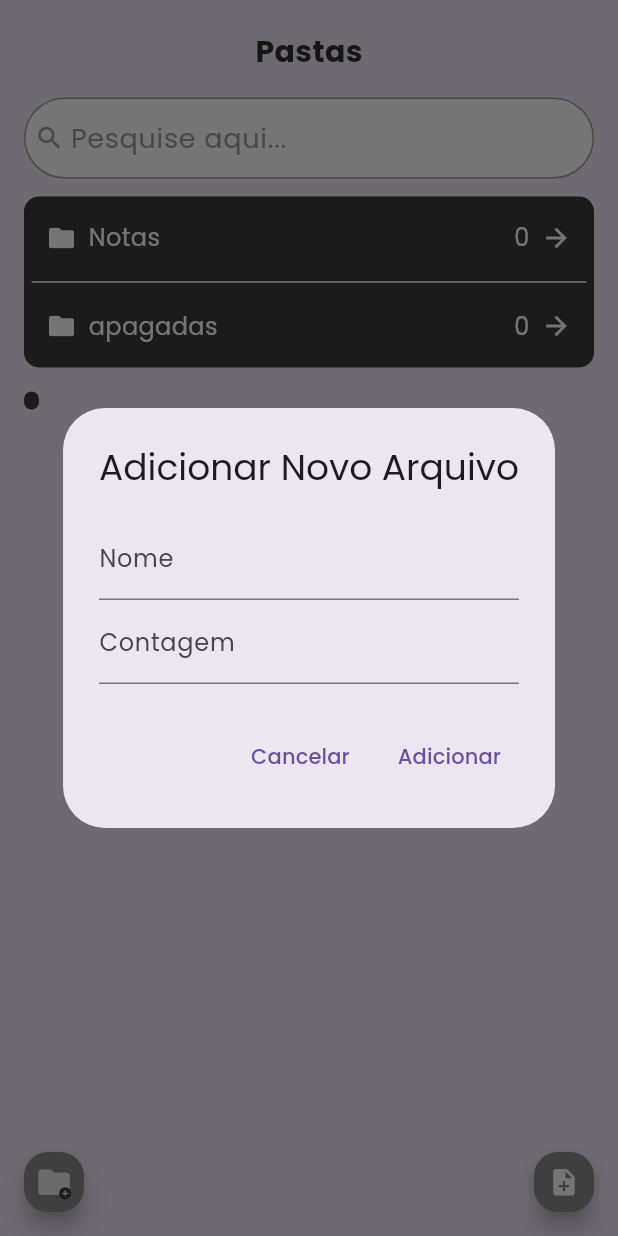
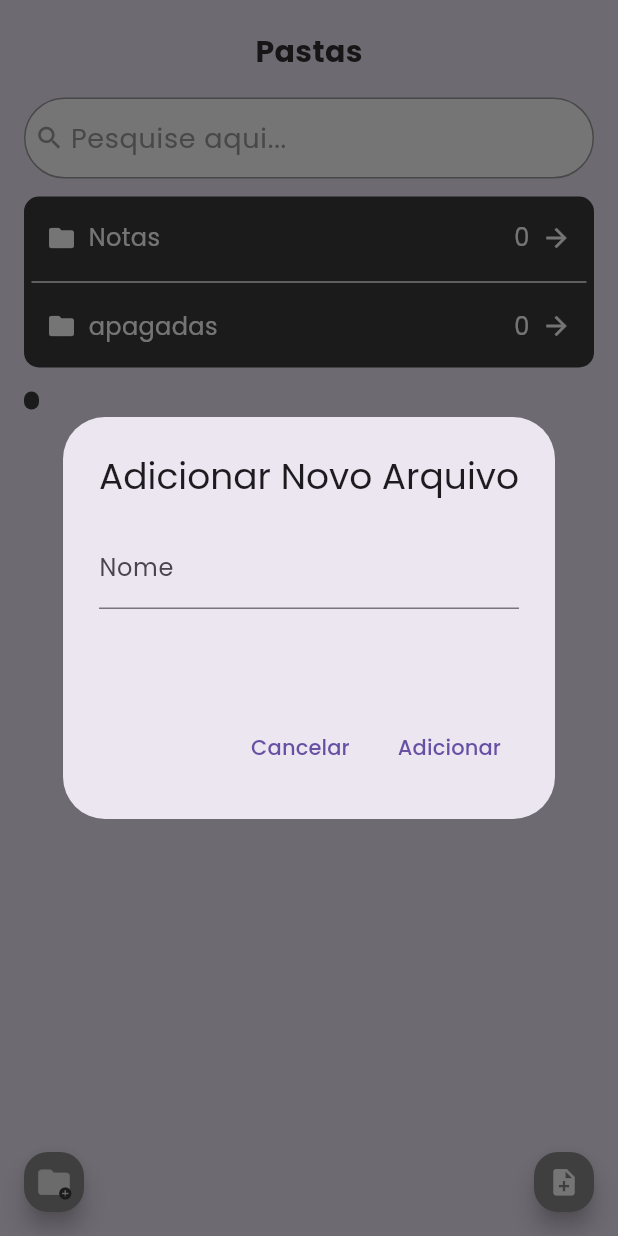
Before and after one commit to DOAgustavo/DOAnotes, a Flutter app: the screen it shows after launch, after a tap on the "folder" icon, on a phone screen of 412 x 824 dp. Run offline on Flutter 3.47's test engine with Material 3 defaults, Android fonts, the phone set to English and light mode, and no system bars; our stand-ins replace google_fonts.

Commit message:
alterando o tamanho do Showdialog

```diff
--- a/lib/widgets/button/add_file_button.dart
+++ b/lib/widgets/button/add_file_button.dart
@@ -7,7 +7,6 @@ class BotaoAdicionarArquivo extends StatelessWidget {
   BotaoAdicionarArquivo({required this.onAdd});
 
   final TextEditingController _nameController = TextEditingController();
-  final TextEditingController _countController = TextEditingController();
 
   @override
   Widget build(BuildContext context) {
@@ -20,19 +19,18 @@ class BotaoAdicionarArquivo extends StatelessWidget {
             context: context,
             builder: (context) => AlertDialog(
               title: Text('Adicionar Novo Arquivo'),
-              content: Column(
+              content: Container(
+                width: 100,
+                height: 100,
+                child: Column(
                   mainAxisSize: MainAxisSize.min,
                   children: [
                     TextField(
                       controller: _nameController,
                       decoration: InputDecoration(labelText: 'Nome'),
                     ),
-                  TextField(
-                    controller: _countController,
-                    decoration: InputDecoration(labelText: 'Contagem'),
-                    keyboardType: TextInputType.number,
+                  ],
                 ),
-                ],
               ),
               actions: [
                 TextButton(
@@ -44,10 +42,9 @@ class BotaoAdicionarArquivo extends StatelessWidget {
                 TextButton(
                   onPressed: () {
                     final String name = _nameController.text;
-                    final int count = int.tryParse(_countController.text) ?? 0;
                     final FolderItem newItem = FolderItem(
                       name: name,
-                      count: count,
+                      count: 0, // Defina um valor padrão para count
                       onTap: () {
                         // Defina a ação ao clicar no novo item
                       },
```
Lines whose indentation alone changed are shown as unchanged.
